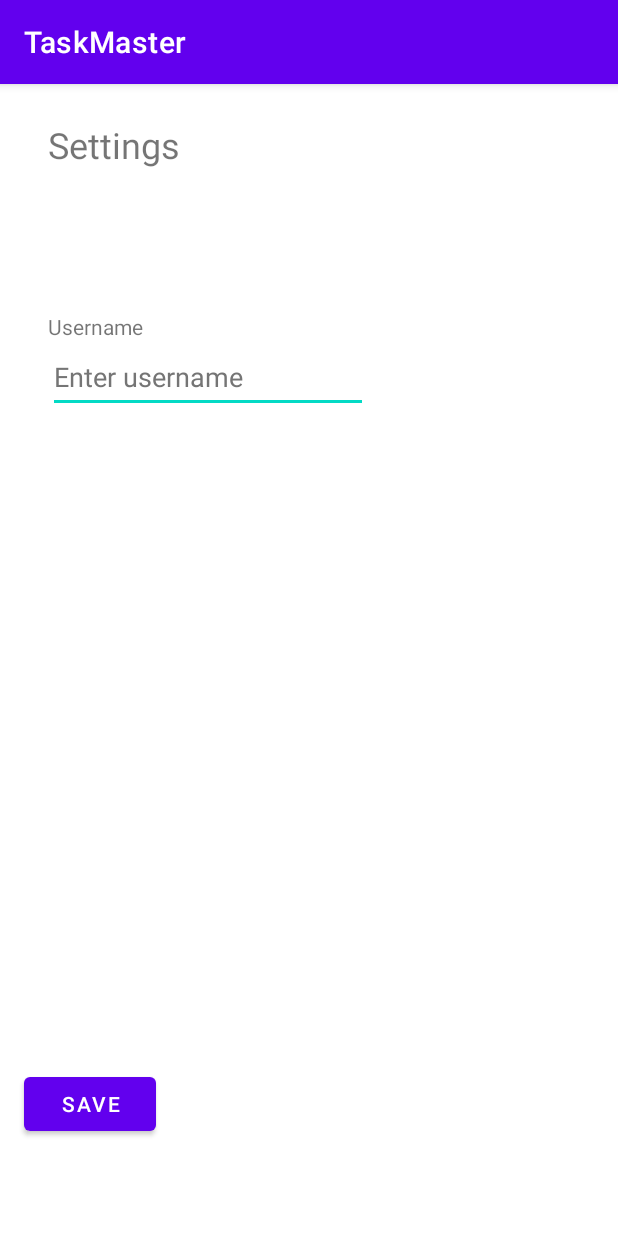
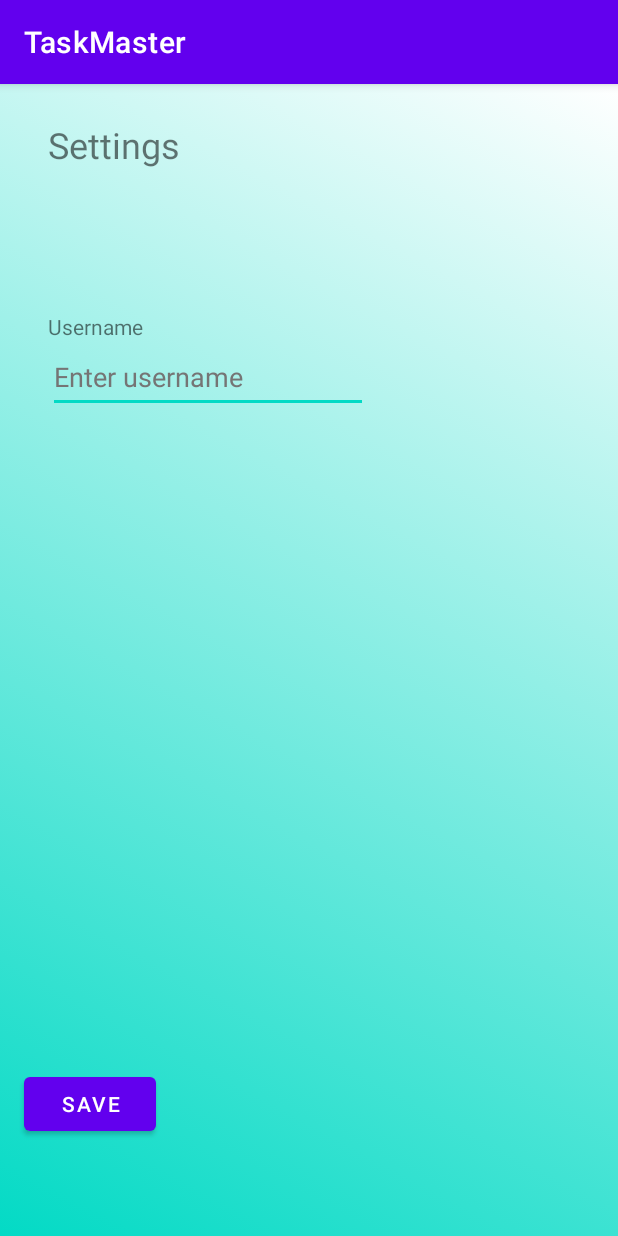
Before and after one commit to ETS-Android5/taskmaster, an Android app: the screen it shows after launch (SettingsActivity), after a tap on an icon or button, on a phone screen of 412 x 824 dp. Run offline under Robolectric (Android 15) with nearby library versions, the phone set to English and light mode, and no system bars; our stand-ins replace Room's generated code; 2 other taps on this screen came first.

Commit message:
Adds animated matching animated background to addTask, Main, and Settings pages

```diff
--- a/app/src/main/java/com/akkanben/taskmaster/activity/AddTaskActivity.java
+++ b/app/src/main/java/com/akkanben/taskmaster/activity/AddTaskActivity.java
@@ -1,6 +1,9 @@
 package com.akkanben.taskmaster.activity;
 
+import static com.akkanben.taskmaster.utility.AnimationUtility.setupAnimatedBackground;
+
 import androidx.appcompat.app.AppCompatActivity;
+import androidx.constraintlayout.widget.ConstraintLayout;
 import androidx.room.Room;
 
 import android.os.Bundle;
@@ -24,6 +27,8 @@ public class AddTaskActivity extends AppCompatActivity {
     protected void onCreate(Bundle savedInstanceState) {
         super.onCreate(savedInstanceState);
         setContentView(R.layout.activity_add_task);
+        ConstraintLayout constraintLayout = findViewById(R.id.view_add_task);
+        setupAnimatedBackground(constraintLayout);
         taskmasterDatabase = Room.databaseBuilder(
                getApplicationContext(),
                TaskmasterDatabase.class,
--- a/app/src/main/java/com/akkanben/taskmaster/activity/MainActivity.java
+++ b/app/src/main/java/com/akkanben/taskmaster/activity/MainActivity.java
@@ -1,6 +1,9 @@
 package com.akkanben.taskmaster.activity;
 
+import static com.akkanben.taskmaster.utility.AnimationUtility.setupAnimatedBackground;
+
 import androidx.appcompat.app.AppCompatActivity;
+import androidx.constraintlayout.widget.ConstraintLayout;
 import androidx.recyclerview.widget.LinearLayoutManager;
 import androidx.recyclerview.widget.RecyclerView;
 import androidx.room.Room;
@@ -37,6 +40,8 @@ public class MainActivity extends AppCompatActivity {
         super.onCreate(savedInstanceState);
         setContentView(R.layout.activity_main);
         preferences = PreferenceManager.getDefaultSharedPreferences(this);
+        ConstraintLayout constraintLayout = findViewById(R.id.main_activity_layout);
+        setupAnimatedBackground(constraintLayout);
         setupTaskListFromDatabase();
         setupSettingsFloatingActionButton();
         setupAddTaskButton();
@@ -55,6 +60,7 @@ public class MainActivity extends AppCompatActivity {
         setupTaskListFromDatabase();
         taskListAdapter.updateListData(taskList);
     }
+
 
     private void setupTaskListFromDatabase() {
         taskmasterDatabase = Room.databaseBuilder(
--- a/app/src/main/java/com/akkanben/taskmaster/activity/SettingsActivity.java
+++ b/app/src/main/java/com/akkanben/taskmaster/activity/SettingsActivity.java
@@ -1,6 +1,9 @@
 package com.akkanben.taskmaster.activity;
 
+import static com.akkanben.taskmaster.utility.AnimationUtility.setupAnimatedBackground;
+
 import androidx.appcompat.app.AppCompatActivity;
+import androidx.constraintlayout.widget.ConstraintLayout;
 
 import android.content.SharedPreferences;
 import android.os.Bundle;
@@ -20,6 +23,8 @@ public class SettingsActivity extends AppCompatActivity {
     protected void onCreate(Bundle savedInstanceState) {
         super.onCreate(savedInstanceState);
         setContentView(R.layout.activity_settings);
+        ConstraintLayout constraintLayout = findViewById(R.id.settings_layout);
+        setupAnimatedBackground(constraintLayout);
         preferences = PreferenceManager.getDefaultSharedPreferences(this);
         String usernameString = preferences.getString(USERNAME_TAG, "");
 
--- a/app/src/main/res/layout/activity_add_task.xml
+++ b/app/src/main/res/layout/activity_add_task.xml
@@ -5,6 +5,7 @@
     android:id="@+id/view_add_task"
     android:layout_width="match_parent"
     android:layout_height="match_parent"
+    android:background="@drawable/main_activity_background_list"
     tools:context=".activity.AddTaskActivity">
 
     <TextView
--- a/app/src/main/res/layout/activity_settings.xml
+++ b/app/src/main/res/layout/activity_settings.xml
@@ -4,6 +4,8 @@
     xmlns:tools="http://schemas.android.com/tools"
     android:layout_width="match_parent"
     android:layout_height="match_parent"
+    android:id="@+id/settings_layout"
+    android:background="@drawable/main_activity_background_list"
     tools:context=".activity.SettingsActivity">
 
     <TextView
```
